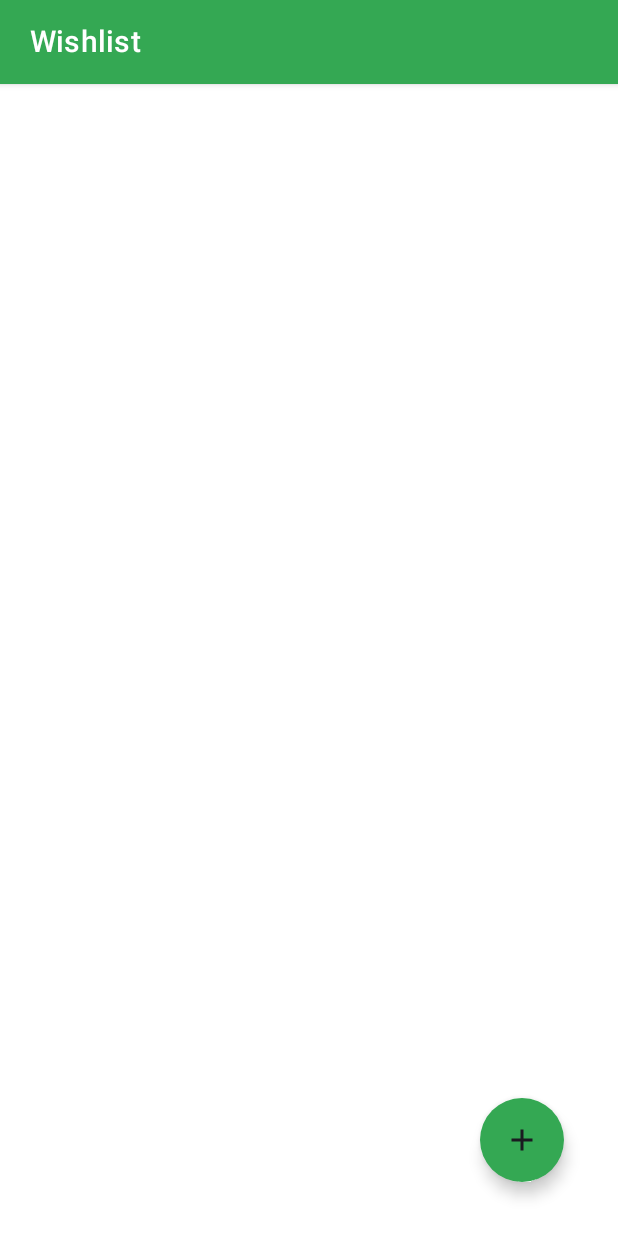
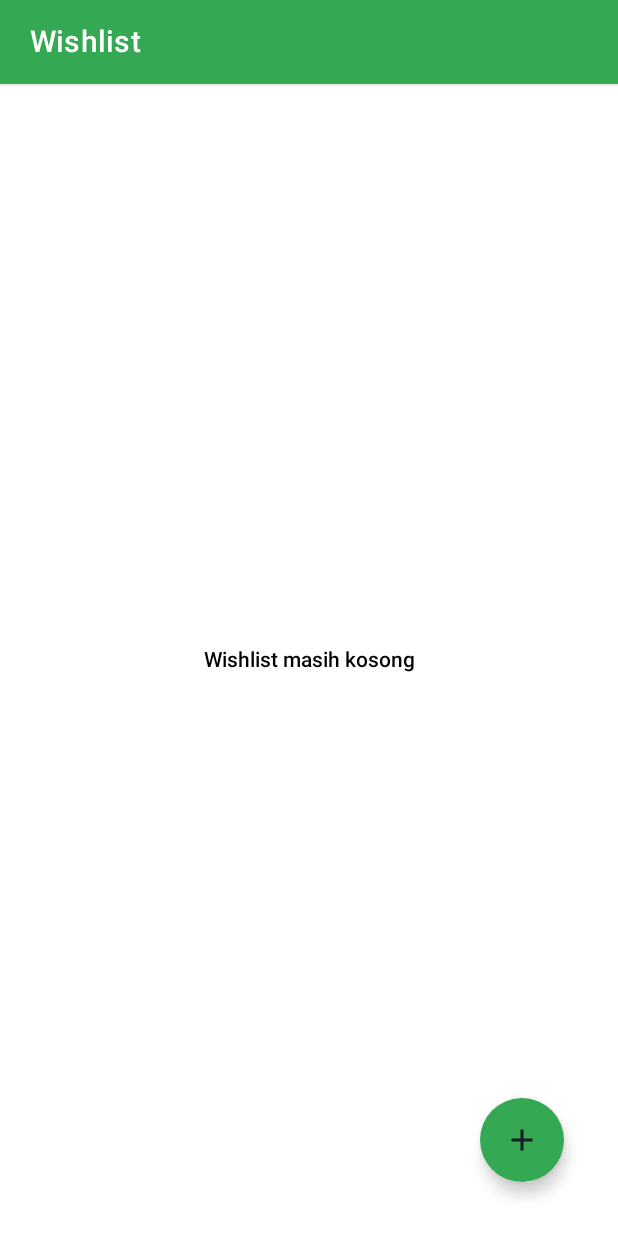
Before and after one commit to nandaiqbalh/wishlist-app-compose, an Android app built with Jetpack Compose: the screen it shows after launch (MainActivity), on a phone screen of 412 x 824 dp. Run offline under Robolectric (Android 15) with nearby library versions, the phone set to English and light mode, and no system bars; our stand-ins replace Room's generated code.

Commit message:
Add default message in home screen

```diff
--- a/app/src/main/java/com/nandaiqbalh/wishlistapp/ui/AddEditDetailView.kt
+++ b/app/src/main/java/com/nandaiqbalh/wishlistapp/ui/AddEditDetailView.kt
@@ -105,6 +105,9 @@ fun AddEditDetailView(
 								description = viewModel.wishDescriptionState.trim()
 							)
 						)
+
+						snackMessage.value = "Wish has been updated!"
+
 					} else {
 						viewModel.addWish(
 							Wish(
--- a/app/src/main/java/com/nandaiqbalh/wishlistapp/ui/HomeView.kt
+++ b/app/src/main/java/com/nandaiqbalh/wishlistapp/ui/HomeView.kt
@@ -2,7 +2,6 @@
 
 package com.nandaiqbalh.wishlistapp.ui
 
-import android.graphics.drawable.Icon
 import androidx.compose.animation.animateColorAsState
 import androidx.compose.foundation.background
 import androidx.compose.foundation.clickable
@@ -13,20 +12,20 @@ import androidx.compose.foundation.layout.fillMaxWidth
 import androidx.compose.foundation.layout.padding
 import androidx.compose.foundation.lazy.LazyColumn
 import androidx.compose.foundation.lazy.items
+import androidx.compose.material.DismissDirection
 import androidx.compose.material.DismissValue
 import androidx.compose.material.ExperimentalMaterialApi
 import androidx.compose.material.FloatingActionButton
+import androidx.compose.material.FractionalThreshold
 import androidx.compose.material.Scaffold
 import androidx.compose.material.SwipeToDismiss
 import androidx.compose.material.Text
 import androidx.compose.material.icons.Icons
 import androidx.compose.material.icons.filled.Add
+import androidx.compose.material.icons.filled.Delete
 import androidx.compose.material.rememberDismissState
 import androidx.compose.material3.Card
 import androidx.compose.material3.CardDefaults
-import androidx.compose.material.DismissDirection
-import androidx.compose.material.FractionalThreshold
-import androidx.compose.material.icons.filled.Delete
 import androidx.compose.material3.Icon
 import androidx.compose.runtime.Composable
 import androidx.compose.runtime.collectAsState
@@ -64,6 +63,16 @@ fun HomeView(
 		}) {
 		val wishlist = viewModel.getAllWishes.collectAsState(initial = listOf())
 
+		if (wishlist.value.isEmpty()) {
+			Box(
+				modifier = Modifier
+					.fillMaxSize()
+					.padding(it),
+				contentAlignment = Alignment.Center
+			) {
+				Text(text = "Wishlist masih kosong", fontWeight = FontWeight.Medium)
+			}
+		} else {
 			LazyColumn(
 				modifier = Modifier
 					.fillMaxSize()
@@ -113,6 +122,7 @@ fun HomeView(
 				}
 
 			}
+		}
 
 	}
 }
```
Lines whose indentation alone changed are shown as unchanged.
